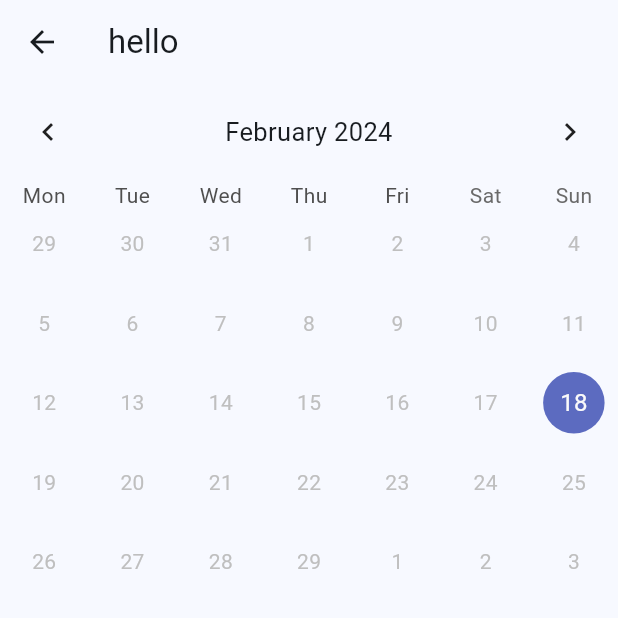
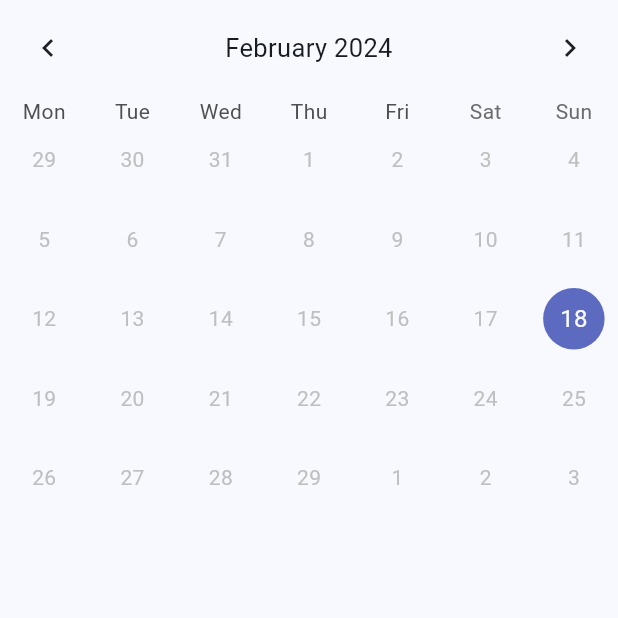
Before and after one commit to ACMHacettepeDevelopers/capsule-gsc, a Flutter app: the Table_Calender screen opened directly with empty values, on a phone screen of 412 x 824 dp, the top half of it. Run offline on Flutter 3.47's test engine with Material 3 defaults, Android fonts, the phone set to English and light mode, and no system bars; drawn by our look-alikes of table_calendar; our stand-ins replace awesome_notifications, cloud_firestore, firebase_auth, firebase_core, flutter_chat_types, flutter_chat_ui and 5 more; accounts and stored records are empty.

Commit message:
Update calendar.dart

```diff
--- a/lib/screens/calendar.dart
+++ b/lib/screens/calendar.dart
@@ -16,8 +16,7 @@ class _Table1Calender extends State<Table_Calender> {
   @override
   Widget build(BuildContext context) {
     return Scaffold(
-      appBar: AppBar(title: const Text("hello")),
-      body: content(), //
+      body: content(),
     );
   }
 
```
